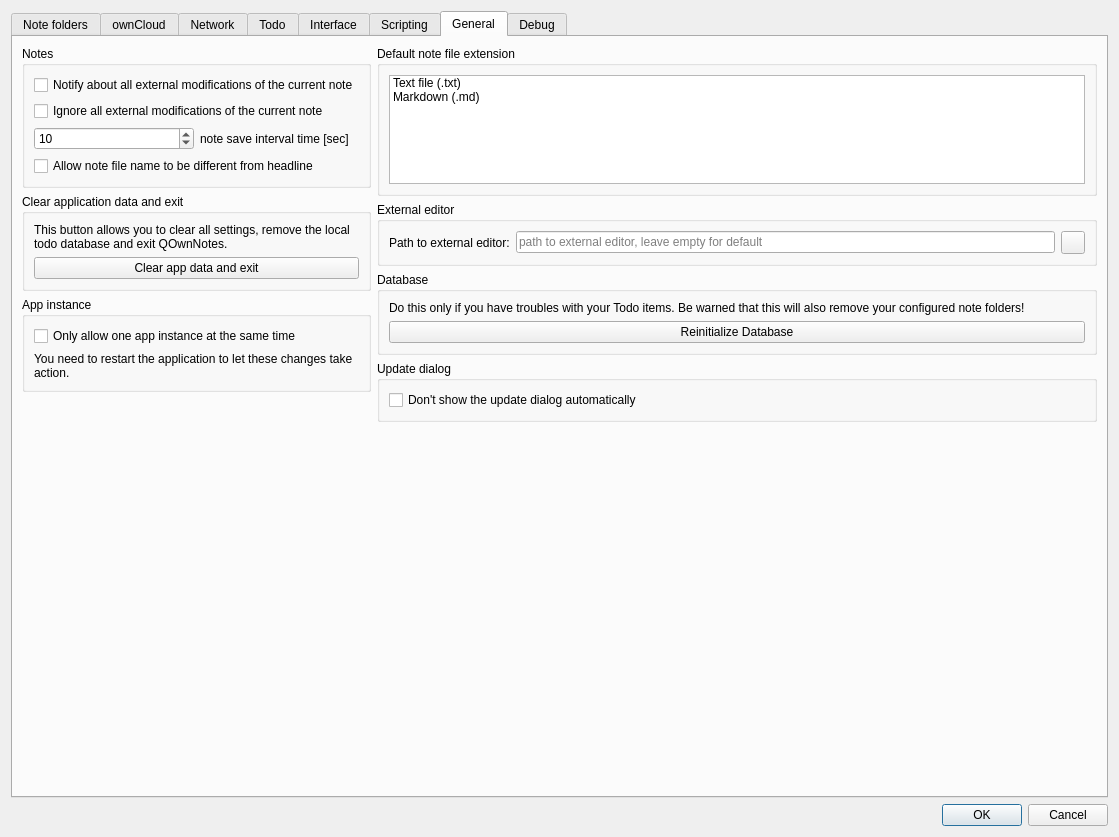
This is src/dialogs/settingsdialog.ui in pbek/QOwnNotes as Qt 5 draws it before an edit. The edited form follows.
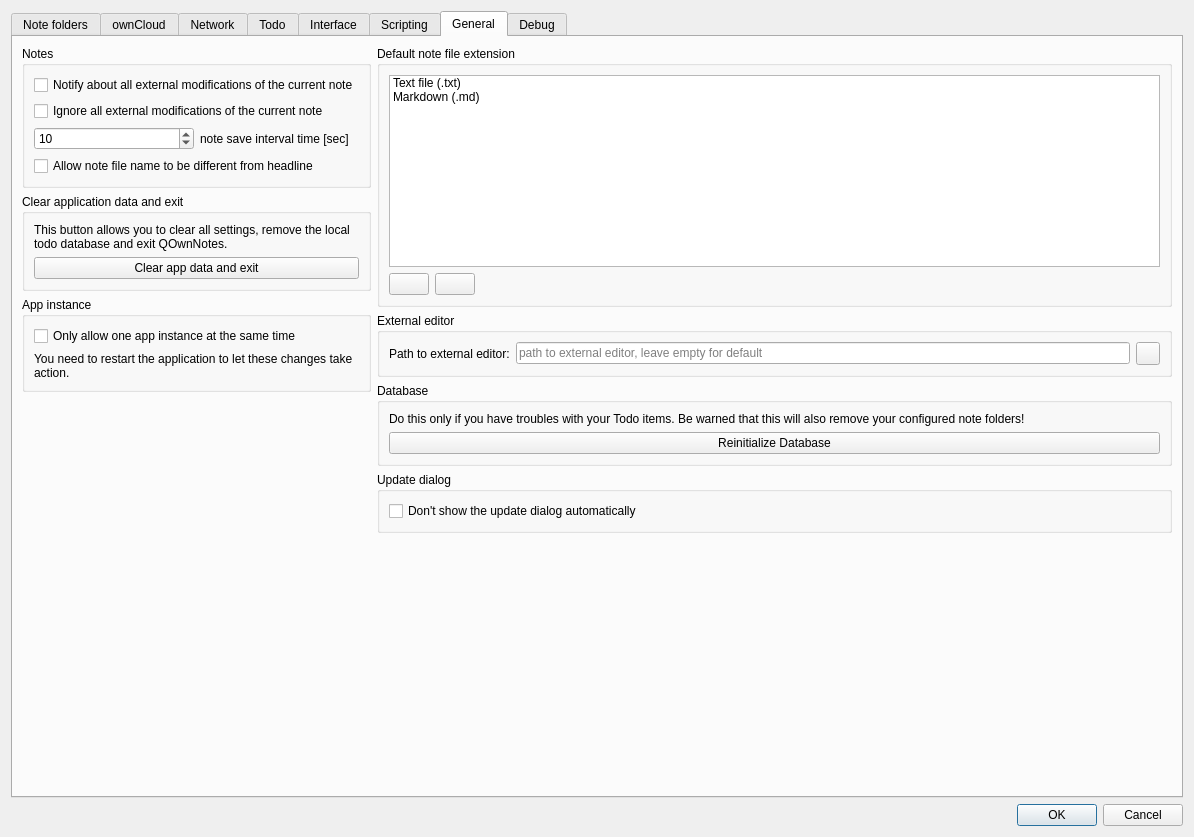
This is the edited form. The open tabs and pages were chosen to show the change. Icons and pictures are not drawn. Custom widgets are drawn as their Qt base class.

Commit message: start of custom file extensions implementation

The edit to the form file:
```diff
--- a/src/dialogs/settingsdialog.ui
+++ b/src/dialogs/settingsdialog.ui
@@ -6,7 +6,7 @@
    <rect>
     <x>0</x>
     <y>0</y>
-    <width>1119</width>
+    <width>1194</width>
     <height>837</height>
    </rect>
   </property>
@@ -2248,23 +2248,52 @@
            </property>
            <item>
             <widget class="QGroupBox" name="groupBox_8">
-             <property name="minimumSize">
-              <size>
-               <width>0</width>
-               <height>0</height>
-              </size>
-             </property>
-             <property name="maximumSize">
-              <size>
-               <width>16777215</width>
-               <height>150</height>
-              </size>
-             </property>
              <property name="title">
               <string>Default note file extension</string>
              </property>
              <layout class="QGridLayout" name="gridLayout_12">
-              <item row="0" column="0">
+              <item row="1" column="0">
+               <widget class="QPushButton" name="addCustomNoteFileExtensionButton">
+                <property name="toolTip">
+                 <string>Add a custom file extension</string>
+                </property>
+                <property name="text">
+                 <string notr="true"/>
+                </property>
+                <property name="icon">
+                 <iconset theme="list-add" resource="../breeze-qownnotes.qrc">
+                  <normaloff>:/icons/breeze-qownnotes/16x16/list-add.svg</normaloff>:/icons/breeze-qownnotes/16x16/list-add.svg</iconset>
+                </property>
+               </widget>
+              </item>
+              <item row="1" column="1">
+               <widget class="QPushButton" name="removeCustomNoteFileExtensionButton">
+                <property name="toolTip">
+                 <string>Remove a custom file extension</string>
+                </property>
+                <property name="text">
+                 <string notr="true"/>
+                </property>
+                <property name="icon">
+                 <iconset theme="list-remove" resource="../breeze-qownnotes.qrc">
+                  <normaloff>:/icons/breeze-qownnotes/16x16/list-remove.svg</normaloff>:/icons/breeze-qownnotes/16x16/list-remove.svg</iconset>
+                </property>
+               </widget>
+              </item>
+              <item row="1" column="2">
+               <spacer name="horizontalSpacer_6">
+                <property name="orientation">
+                 <enum>Qt::Horizontal</enum>
+                </property>
+                <property name="sizeHint" stdset="0">
+                 <size>
+                  <width>40</width>
+                  <height>20</height>
+                 </size>
+                </property>
+               </spacer>
+              </item>
+              <item row="0" column="0" colspan="3">
                <widget class="QListWidget" name="defaultNoteFileExtensionListWidget">
                 <property name="minimumSize">
                  <size>
```
Left out of the diff: 5 changed lines with no effect on the pictures. The commit also changes 17 other files.
